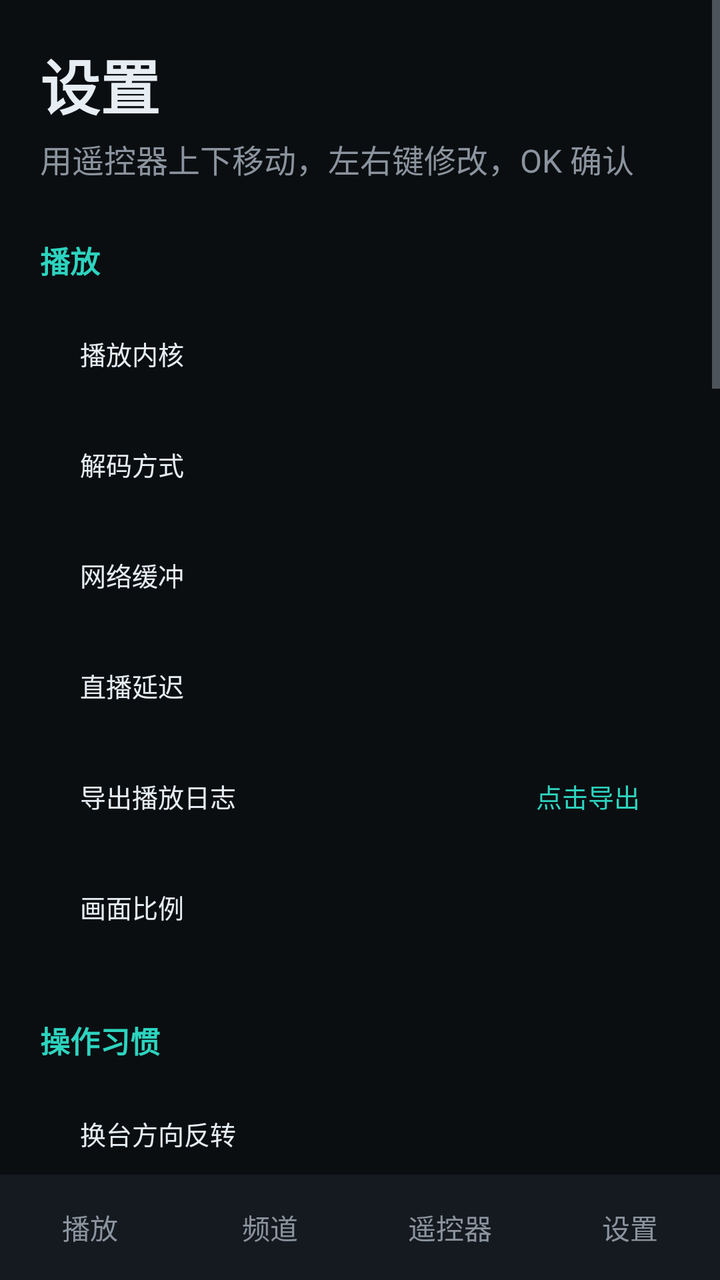
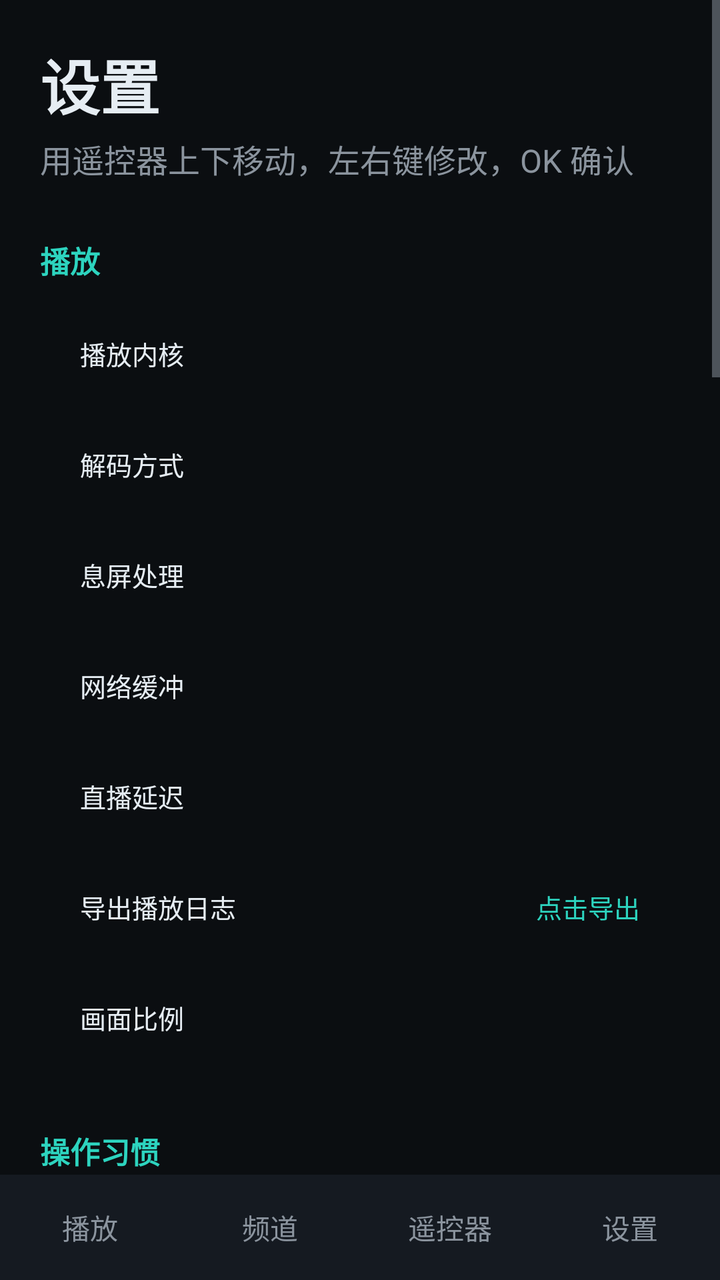

Two renders of the same Android screen: before a commit and after it. Below are the layout's source before the change and the commit's diff.
<!-- AndroidManifest.xml: activity theme Theme.Litv.Overlay -->
<!-- res/layout/activity_settings.xml -->
<LinearLayout xmlns:android="http://schemas.android.com/apk/res/android"
    android:layout_width="match_parent"
    android:layout_height="match_parent"
    android:background="@color/bg"
    android:orientation="vertical">
<ScrollView
    android:layout_width="match_parent"
    android:layout_height="0dp"
    android:layout_weight="1">

    <LinearLayout
        android:layout_width="match_parent"
        android:layout_height="wrap_content"
        android:orientation="vertical"
        android:padding="@dimen/screen_padding">

        <TextView
            android:layout_width="wrap_content"
            android:layout_height="wrap_content"
            android:text="设置"
            android:textColor="@color/text_primary"
            android:textSize="30sp"
            android:textStyle="bold" />

        <TextView
            android:id="@+id/settingsHint"
            android:layout_width="wrap_content"
            android:layout_height="wrap_content"
            android:layout_marginTop="4dp"
            android:text="用遥控器上下移动，左右键修改，OK 确认"
            android:textColor="@color/text_secondary"
            android:textSize="16sp" />

        
        <TextView
            style="@style/SectionTitle"
            android:text="播放" />

        <LinearLayout
            android:id="@+id/rowEngine"
            style="@style/SettingRow">

            <TextView
                style="@style/SettingLabel"
                android:text="播放内核" />

            <TextView
                android:id="@+id/valueEngine"
                style="@style/SettingValue" />
        </LinearLayout>

        <LinearLayout
            android:id="@+id/rowDecode"
            style="@style/SettingRow">

            <TextView
                style="@style/SettingLabel"
                android:text="解码方式" />

            <TextView
                android:id="@+id/valueDecode"
                style="@style/SettingValue" />
        </LinearLayout>

        <LinearLayout
            android:id="@+id/rowBuffer"
            style="@style/SettingRow">

            <TextView
                style="@style/SettingLabel"
                android:text="网络缓冲" />

            <TextView
                android:id="@+id/valueBuffer"
                style="@style/SettingValue" />
        </LinearLayout>

        <LinearLayout
            android:id="@+id/rowLiveOffset"
            style="@style/SettingRow">

            <TextView
                style="@style/SettingLabel"
                android:text="直播延迟" />

            <TextView
                android:id="@+id/valueLiveOffset"
                style="@style/SettingValue" />
        </LinearLayout>

        <LinearLayout
            android:id="@+id/rowExportLog"
            style="@style/SettingRow">

            <TextView
                style="@style/SettingLabel"
                android:text="导出播放日志" />

            <TextView
                android:id="@+id/valueExportLog"
                style="@style/SettingValue"
                android:text="点击导出" />
        </LinearLayout>

        <LinearLayout
            android:id="@+id/rowAspect"
            style="@style/SettingRow">

            <TextView
                style="@style/SettingLabel"
                android:text="画面比例" />

            <TextView
                android:id="@+id/valueAspect"
                style="@style/SettingValue" />
        </LinearLayout>

        
        <TextView
            style="@style/SectionTitle"
            android:text="操作习惯" />

        <LinearLayout
            android:id="@+id/rowReverse"
            style="@style/SettingRow">

            <TextView
                style="@style/SettingLabel"
                android:text="换台方向反转" />

            <TextView
                android:id="@+id/valueReverse"
                style="@style/SettingValue" />
        </LinearLayout>

        <LinearLayout
            android:id="@+id/rowAv3a"
            style="@style/SettingRow">

            <TextView
                style="@style/SettingLabel"
                android:text="AV3A 音频解码" />

            <TextView
                android:id="@+id/valueAv3a"
                style="@style/SettingValue" />
        </LinearLayout>

        <LinearLayout
            android:id="@+id/rowAutoPlay"
            style="@style/SettingRow">

            <TextView
                style="@style/SettingLabel"
                android:text="开机自动播放上次频道" />

            <TextView
                android:id="@+id/valueAutoPlay"
                style="@style/SettingValue" />
        </LinearLayout>

        <LinearLayout
            android:id="@+id/rowNumberTimeout"
            style="@style/SettingRow">

            <TextView
                style="@style/SettingLabel"
                android:text="数字跳台等待" />

            <TextView
                android:id="@+id/valueNumberTimeout"
                style="@style/SettingValue" />
        </LinearLayout>

        <LinearLayout
            android:id="@+id/rowUiMode"
            style="@style/SettingRow">

            <TextView
                style="@style/SettingLabel"
                android:text="界面模式" />

            <TextView
                android:id="@+id/valueUiMode"
                style="@style/SettingValue" />
        </LinearLayout>

        <LinearLayout
            android:id="@+id/rowStartTimeout"
            style="@style/SettingRow">

            <TextView
                style="@style/SettingLabel"
                android:text="起播超时" />

            <TextView
                android:id="@+id/valueStartTimeout"
                style="@style/SettingValue" />
        </LinearLayout>

        <LinearLayout
            android:id="@+id/rowRetry"
            style="@style/SettingRow">

            <TextView
                style="@style/SettingLabel"
                android:text="超时重试次数" />

            <TextView
                android:id="@+id/valueRetry"
                style="@style/SettingValue" />
        </LinearLayout>

        
        <TextView
            style="@style/SectionTitle"
            android:text="网络" />

        <LinearLayout
            android:id="@+id/rowDoh"
            style="@style/SettingRow">

            <TextView
                style="@style/SettingLabel"
                android:text="加密 DNS（DoH）" />

            <TextView
                android:id="@+id/valueDoh"
                style="@style/SettingValue" />
        </LinearLayout>

        <LinearLayout
            android:id="@+id/rowDohProvider"
            style="@style/SettingRow">

            <TextView
                style="@style/SettingLabel"
                android:text="DoH 服务商" />

            <TextView
                android:id="@+id/valueDohProvider"
                style="@style/SettingValue" />
        </LinearLayout>

        <LinearLayout
            android:id="@+id/rowIpMode"
            style="@style/SettingRow">

            <TextView
                style="@style/SettingLabel"
                android:text="IP 协议偏好" />

            <TextView
                android:id="@+id/valueIpMode"
                style="@style/SettingValue" />
        </LinearLayout>

        <LinearLayout
            android:id="@+id/rowHlsNoCache"
            style="@style/SettingRow">

            <TextView
                style="@style/SettingLabel"
                android:text="直播列表强制刷新（不吃缓存）" />

            <TextView
                android:id="@+id/valueHlsNoCache"
                style="@style/SettingValue" />
        </LinearLayout>

        <LinearLayout
            android:id="@+id/rowAutoRelay"
            style="@style/SettingRow">

            <TextView
                style="@style/SettingLabel"
                android:text="直连失败时自动改用中转" />

            <TextView
                android:id="@+id/valueAutoRelay"
                style="@style/SettingValue" />
        </LinearLayout>

        
        <TextView
            style="@style/SectionTitle"
            android:text="界面" />

        <LinearLayout
            android:id="@+id/rowUiScale"
            style="@style/SettingRow">

            <TextView
                style="@style/SettingLabel"
                android:text="界面缩放" />

            <TextView
                android:id="@+id/valueUiScale"
                style="@style/SettingValue" />
        </LinearLayout>

        <LinearLayout
            android:id="@+id/rowShowStatus"
            style="@style/SettingRow">

            <TextView
                style="@style/SettingLabel"
                android:text="显示播放状态叠加" />

            <TextView
                android:id="@+id/valueShowStatus"
                style="@style/SettingValue" />
        </LinearLayout>

        
        <TextView
            style="@style/SectionTitle"
            android:text="关于" />

        <LinearLayout
            android:id="@+id/rowKeymap"
            style="@style/SettingRow">

            <TextView
                style="@style/SettingLabel"
                android:text="遥控器操作说明" />

            <TextView
                android:id="@+id/valueKeymap"
                style="@style/SettingValue" />
        </LinearLayout>

        <LinearLayout
            android:id="@+id/rowDevice"
            style="@style/SettingRow">

            <TextView
                style="@style/SettingLabel"
                android:text="本机信息" />

            <TextView
                android:id="@+id/valueDevice"
                style="@style/SettingValue" />
        </LinearLayout>

        <LinearLayout
            android:id="@+id/rowServer"
            style="@style/SettingRow">

            <TextView
                style="@style/SettingLabel"
                android:text="服务器" />

            <TextView
                android:id="@+id/valueServer"
                style="@style/SettingValue" />
        </LinearLayout>

        <LinearLayout
            android:id="@+id/rowUnbind"
            style="@style/SettingRow">

            <TextView
                style="@style/SettingLabel"
                android:text="解绑本机（需重新绑定）" />

            <TextView
                android:id="@+id/valueUnbind"
                style="@style/SettingValue"
                android:text="按 OK 执行" />
        </LinearLayout>

        <TextView
            android:id="@+id/status"
            android:layout_width="match_parent"
            android:layout_height="wrap_content"
            android:layout_marginTop="24dp"
            android:textColor="@color/accent"
            android:textSize="16sp" />
    </LinearLayout>
</ScrollView>

    <include layout="@layout/view_bottom_tabs" />
</LinearLayout>
<!-- res/layout/view_bottom_tabs.xml (included above) -->
<?xml version="1.0" encoding="utf-8"?>
<LinearLayout xmlns:android="http://schemas.android.com/apk/res/android"
    android:layout_width="match_parent"
    android:layout_height="wrap_content"
    android:background="@color/bg_panel"
    android:orientation="horizontal"
    android:paddingVertical="8dp">

    <TextView
        android:id="@+id/tabPlay"
        style="@style/PhoneTab"
        android:text="播放" />

    <TextView
        android:id="@+id/tabChannel"
        style="@style/PhoneTab"
        android:text="频道" />

    <TextView
        android:id="@+id/tabRemote"
        style="@style/PhoneTab"
        android:text="遥控器" />

    <TextView
        android:id="@+id/tabSettings"
        style="@style/PhoneTab"
        android:text="设置" />
</LinearLayout>
<!-- resources referenced by this layout -->
<resources>
  <color name="accent">#FF2DD4BF</color>
  <color name="bg">#FF0B0E11</color>
  <color name="bg_panel">#FF151A21</color>
  <color name="text_primary">#FFE6EDF3</color>
  <color name="text_secondary">#FF8B949E</color>
  <dimen name="screen_padding">48dp</dimen>
  <style name="PhoneTab">
          <item name="android:layout_width">0dp</item>
          <item name="android:layout_height">wrap_content</item>
          <item name="android:layout_weight">1</item>
          <item name="android:gravity">center</item>
          <item name="android:paddingVertical">8dp</item>
          <item name="android:textColor">@color/text_secondary</item>
          <item name="android:textSize">14sp</item>
      </style>
  <style name="SectionTitle">
          <item name="android:layout_width">match_parent</item>
          <item name="android:layout_height">wrap_content</item>
          <item name="android:layout_marginTop">28dp</item>
          <item name="android:layout_marginBottom">8dp</item>
          <item name="android:textColor">@color/accent</item>
          <item name="android:textSize">15sp</item>
          <item name="android:textStyle">bold</item>
      </style>
  <style name="SettingLabel">
          <item name="android:layout_width">0dp</item>
          <item name="android:layout_height">wrap_content</item>
          <item name="android:layout_weight">1</item>
          <item name="android:textColor">@color/text_primary</item>
          <item name="android:textSize">13sp</item>
      </style>
  <style name="SettingRow">
          <item name="android:layout_width">match_parent</item>
          <item name="android:layout_height">wrap_content</item>
          <item name="android:layout_marginTop">0dp</item>
          <item name="android:background">@drawable/bg_setting_row</item>
          <item name="android:clickable">true</item>
          <item name="android:focusable">true</item>
          <item name="android:gravity">center_vertical</item>
          <item name="android:orientation">horizontal</item>
          <item name="android:paddingHorizontal">20dp</item>
          <item name="android:paddingVertical">18dp</item>
          
          <item name="android:textSize">18sp</item>
          <item name="android:textColor">@color/text_primary</item>
      </style>
  <style name="SettingValue">
          <item name="android:layout_width">wrap_content</item>
          <item name="android:layout_height">wrap_content</item>
          <item name="android:textColor">@color/accent</item>
          <item name="android:textSize">13sp</item>
      </style>
  <style name="Theme.Litv.Overlay" parent="Theme.Litv">
          <item name="android:windowIsTranslucent">true</item>
          <item name="android:windowBackground">#F2000000</item>
          <item name="android:windowNoTitle">true</item>
          <item name="android:backgroundDimEnabled">false</item>
          <item name="android:windowAnimationStyle">@null</item>
      </style>
  <style name="Theme.Litv" parent="Theme.AppCompat.NoActionBar">
          <item name="android:windowBackground">@color/bg</item>
          <item name="android:colorBackground">@color/bg</item>
          <item name="android:textColorPrimary">@color/text_primary</item>
          <item name="android:textColorSecondary">@color/text_secondary</item>
          <item name="android:statusBarColor">@color/bg</item>
          <item name="android:navigationBarColor">@color/bg</item>
      </style>
  <!-- unchanged entries left out for length: 1 -->
</resources>

<!-- the commit's change to res/layout/activity_settings.xml (unified diff, before → after) -->
@@ -59,6 +59,20 @@
 
             <TextView
                 android:id="@+id/valueDecode"
+                style="@style/SettingValue" />
+        </LinearLayout>
+
+        
+        <LinearLayout
+            android:id="@+id/rowScreenOff"
+            style="@style/SettingRow">
+
+            <TextView
+                style="@style/SettingLabel"
+                android:text="息屏处理" />
+
+            <TextView
+                android:id="@+id/valueScreenOff"
                 style="@style/SettingValue" />
         </LinearLayout>
 
